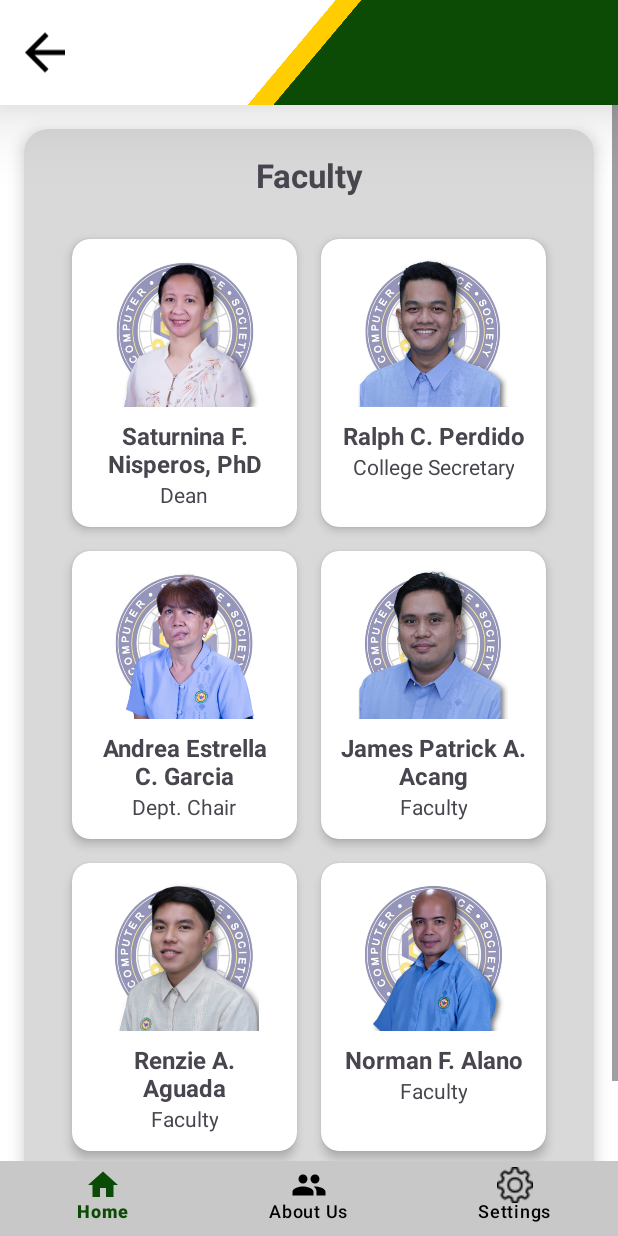
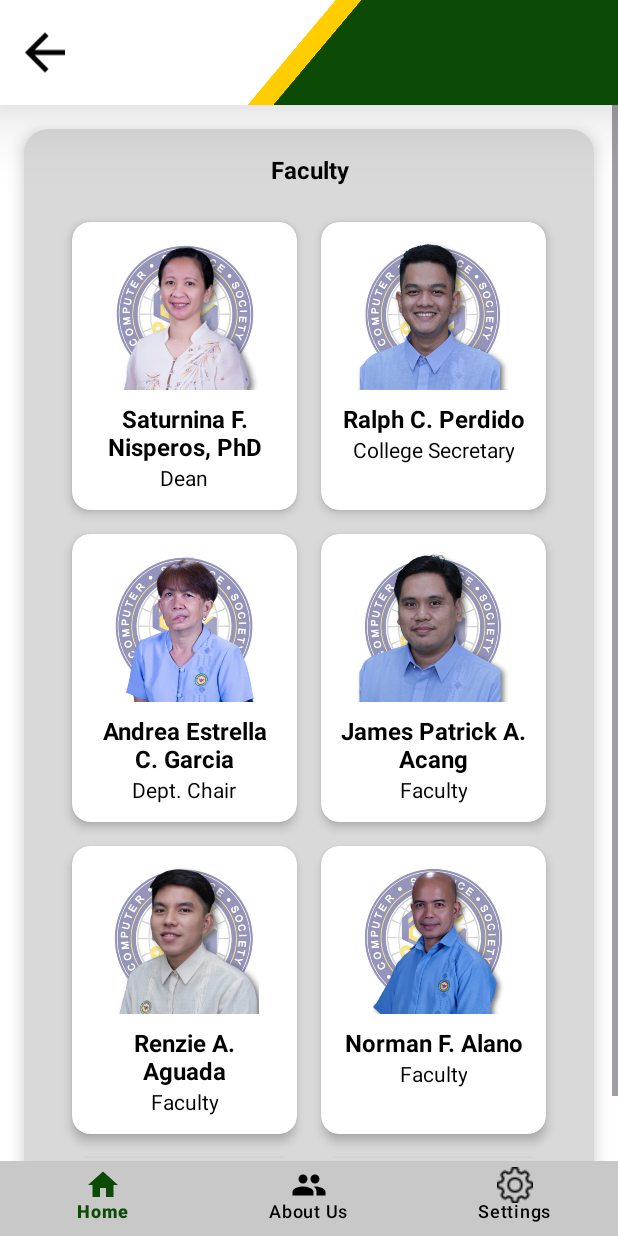
Before and after one commit to signetK/ARkitektura-2.0, an Android app built with Jetpack Compose: the fragment Faculty placed in its activity, on a phone screen of 412 x 824 dp. Run offline under Robolectric (Android 15) with nearby library versions, the phone set to English and light mode, and no system bars; libraries missing offline, so code that uses them is left out: com.google.ar.core, com.journeyapps.barcodescanner; 1 statement that could not run was skipped.

Commit message:
Colors Fixed, Feedback & Faculty

```diff
--- a/app/src/main/res/layout/fragment_faculty.xml
+++ b/app/src/main/res/layout/fragment_faculty.xml
@@ -44,17 +44,19 @@
                             android:layout_width="match_parent"
                             android:layout_height="wrap_content"
                             android:text="Faculty"
-                            android:textSize="22sp"
+                            android:textSize="16sp"
                             android:textStyle="bold"
                             android:gravity="center"
-                            android:paddingBottom="12dp" />
+                            android:paddingBottom="8dp"
+                            android:textColor="@color/black"/>
 
                         <androidx.recyclerview.widget.RecyclerView
                             android:id="@+id/facultyRecyclerView"
                             android:layout_width="match_parent"
                             android:layout_height="wrap_content"
-                            android:padding="8dp"
-                            android:clipToPadding="false"/>
+                            android:backgroundTint="@color/white"
+                            android:clipToPadding="false"
+                            android:padding="8dp" />
                     </LinearLayout>
                 </androidx.cardview.widget.CardView>
             </LinearLayout>
--- a/app/src/main/res/layout/item_faculty.xml
+++ b/app/src/main/res/layout/item_faculty.xml
@@ -5,14 +5,16 @@
     android:layout_height="wrap_content"
     android:layout_margin="8dp"
     app:cardCornerRadius="12dp"
-    app:cardElevation="4dp">
+    app:cardElevation="4dp"
+    android:backgroundTint="@color/white">
 
     <LinearLayout
         android:layout_width="match_parent"
         android:layout_height="wrap_content"
         android:orientation="vertical"
         android:gravity="center"
-        android:padding="12dp">
+        android:padding="12dp"
+       >
 
         <ImageView
             android:id="@+id/facultyImage"
@@ -29,7 +31,8 @@
             android:text="Faculty Name"
             android:textStyle="bold"
             android:textSize="16sp"
-            android:gravity="center"/>
+            android:gravity="center"
+            android:textColor="@color/black"/>
 
         <TextView
             android:id="@+id/facultyRole"
@@ -37,6 +40,7 @@
             android:layout_height="wrap_content"
             android:text="Role / Position"
             android:textSize="14sp"
-            android:gravity="center"/>
+            android:gravity="center"
+            android:textColor="@color/black"/>
     </LinearLayout>
 </androidx.cardview.widget.CardView>
```
Also changed, not shown: app/src/main/res/layout/fragment_feedback.xml (+9 -5 lines).
